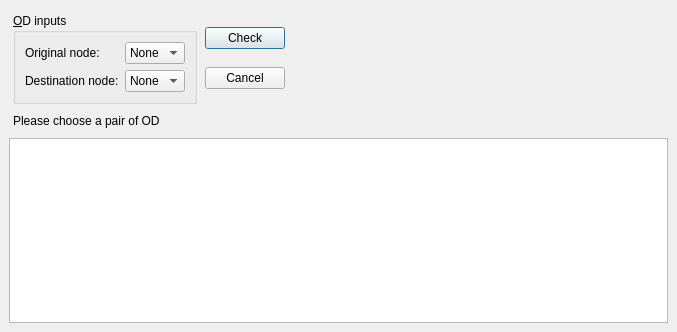
Above: trunk/mezzoAnalyzer/ui/odcheckdlg.ui from OdedCats/mezzo before the change. Below: the same form after it.
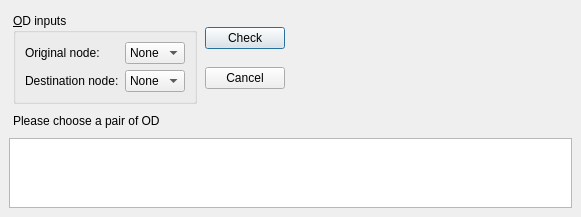
That is the form after the change.

Patch:
```diff
--- a/trunk/mezzoAnalyzer/ui/odcheckdlg.ui
+++ b/trunk/mezzoAnalyzer/ui/odcheckdlg.ui
@@ -5,8 +5,8 @@
    <rect>
     <x>0</x>
     <y>0</y>
-    <width>677</width>
-    <height>332</height>
+    <width>581</width>
+    <height>200</height>
    </rect>
   </property>
   <property name="windowTitle" >
```
